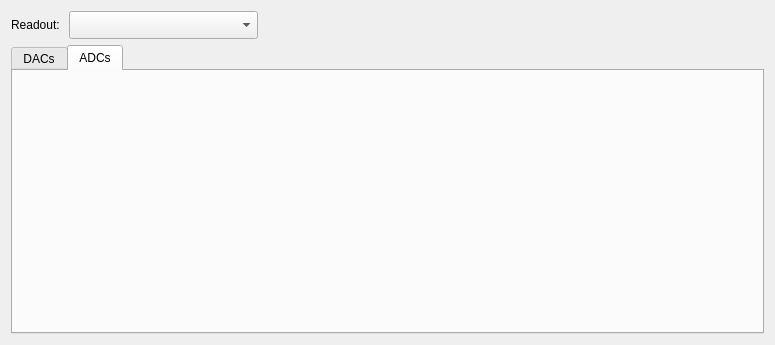
This is slsDetectorGui/forms/form_tab_developer.ui in slsdetectorgroup/slsDetectorPackage as Qt 5 draws it before an edit. The edited form follows.
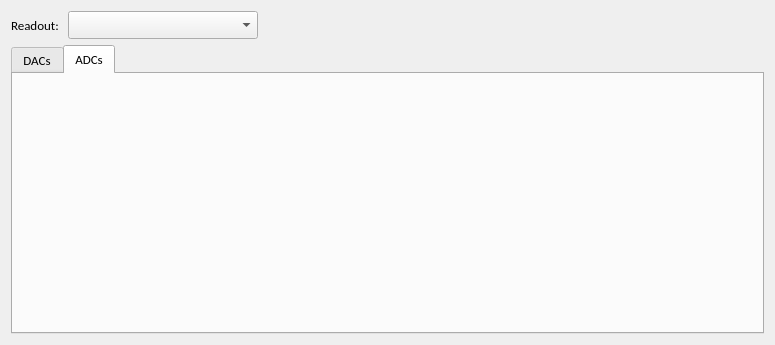
This is the edited form.

```diff
--- a/slsDetectorGui/forms/form_tab_developer.ui
+++ b/slsDetectorGui/forms/form_tab_developer.ui
@@ -28,6 +28,12 @@
     <height>400</height>
    </size>
   </property>
+  <property name="font">
+   <font>
+    <family>Carlito</family>
+    <pointsize>10</pointsize>
+   </font>
+  </property>
   <property name="windowTitle">
    <string>Form</string>
   </property>
```
